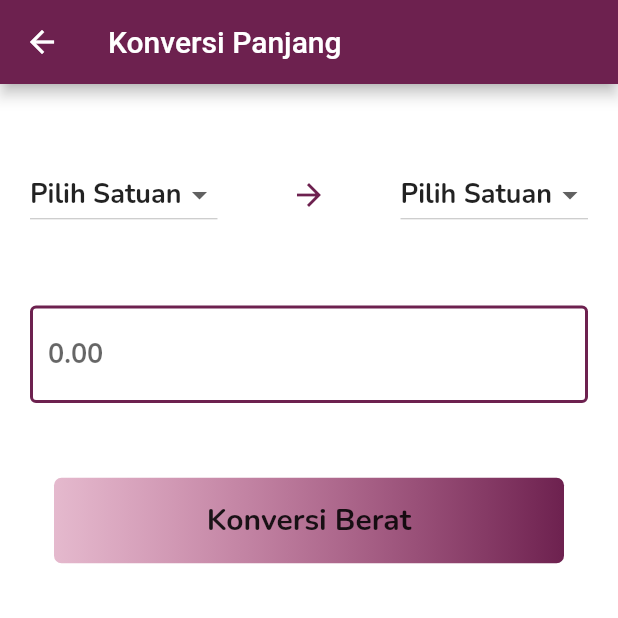
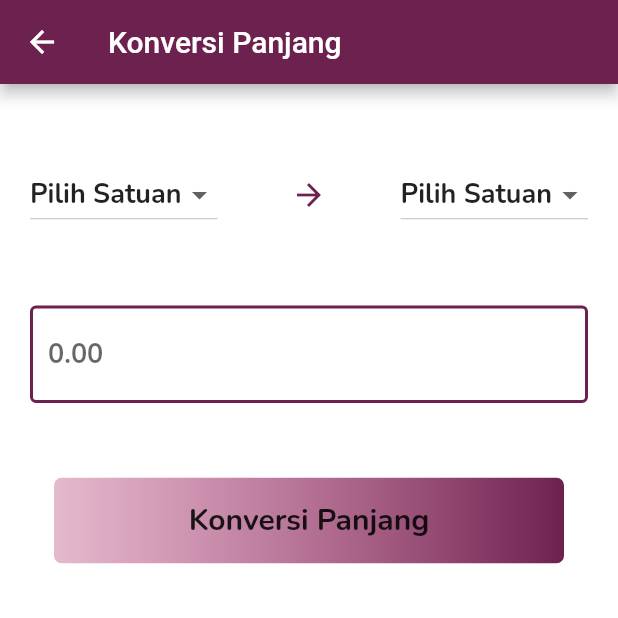
Before and after one commit to Naandalist/basic-phisyc, a Flutter app: the WeightConverterScreen screen opened directly, on a phone screen of 412 x 824 dp, the top half of it. Run offline on Flutter 3.47's test engine with Material 2 defaults, Android fonts, the phone set to English and light mode, and no system bars; our stand-ins replace fluttertoast; missing offline and left inert: giffy_dialog.

Commit message:
Change Title Button

```diff
--- a/lib/src/screens/weight_converter_screen.dart
+++ b/lib/src/screens/weight_converter_screen.dart
@@ -210,7 +210,7 @@ class _WeightConverterScreenState extends State<WeightConverterScreen> {
                     ],
                   ),
                 ),
-                child: Text('Konversi Berat',
+                child: Text('Konversi Panjang',
                     style: TextStyle(
                       fontSize: 20,
                       fontFamily: "Nunito",
```
